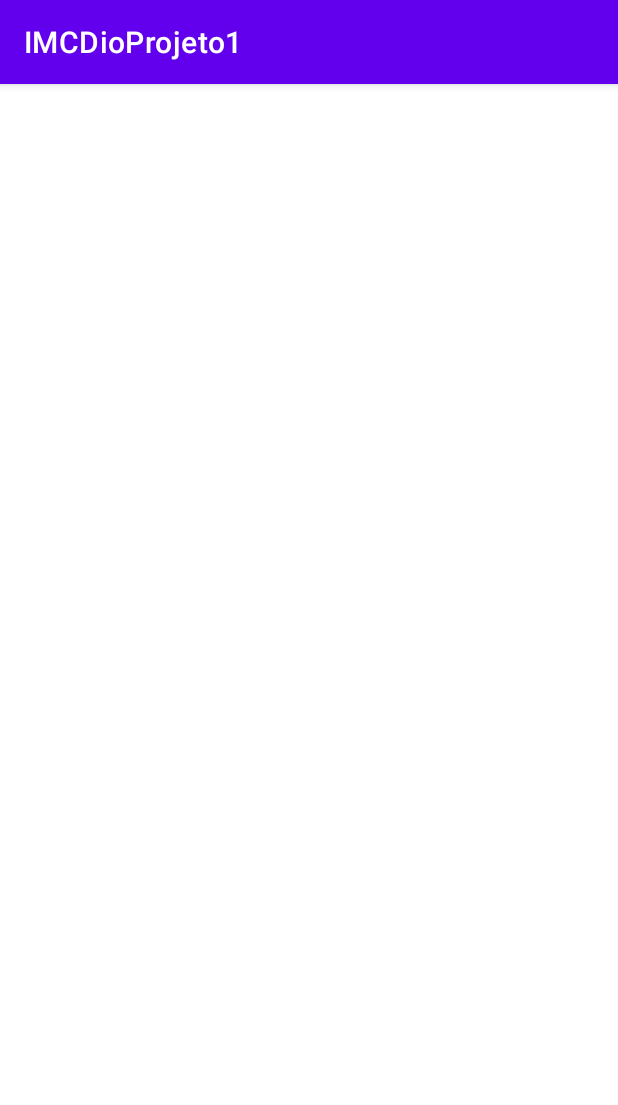
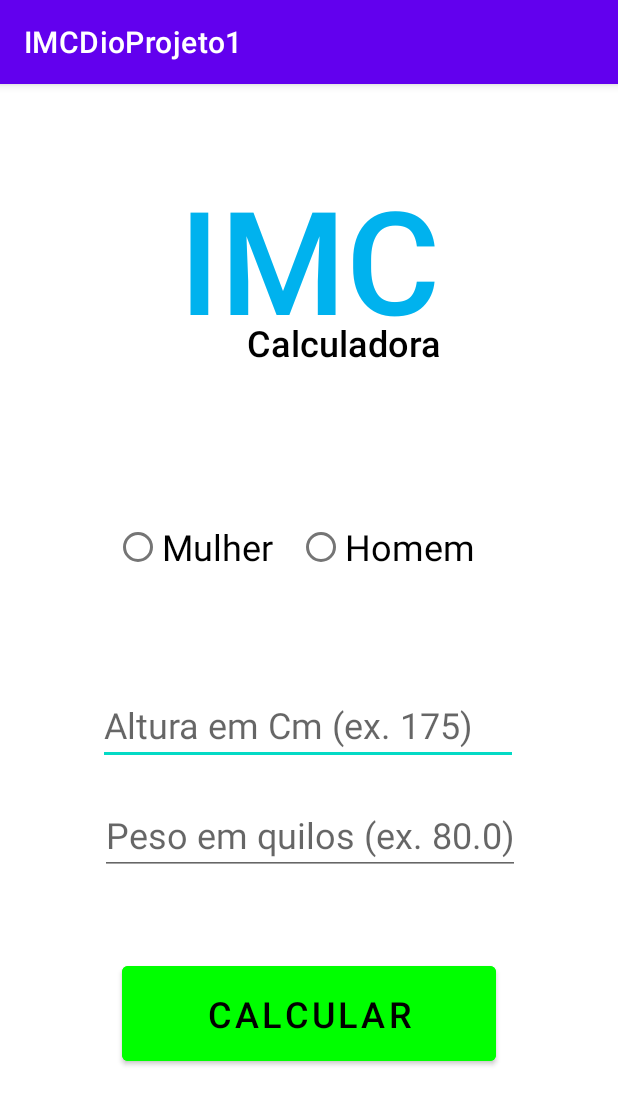
Before and after one commit to DuCrato/DioIMCCalculadora, an Android app: the screen it shows after launch (MainActivity), on a phone screen of 412 x 824 dp. Shown: the top 1105 px of the screen. Run offline under Robolectric (Android 15) with nearby library versions, the phone set to English and light mode, and no system bars.

Commit message:
Tela inicial feita

```diff
--- a/app/src/main/res/layout/activity_main.xml
+++ b/app/src/main/res/layout/activity_main.xml
@@ -4,4 +4,98 @@
     xmlns:tools="http://schemas.android.com/tools"
     android:layout_width="match_parent"
     android:layout_height="match_parent"
-    tools:context=".MainActivity"/>
+    tools:context=".MainActivity">
+
+    <TextView
+        android:id="@+id/textViewIMC"
+        android:layout_width="wrap_content"
+        android:layout_height="wrap_content"
+        android:layout_marginTop="52dp"
+        android:fontFamily="sans-serif-medium"
+        android:text="IMC"
+        android:textColor="#00B2EE"
+        android:textSize="96sp"
+        app:layout_constraintEnd_toEndOf="parent"
+        app:layout_constraintStart_toStartOf="parent"
+        app:layout_constraintTop_toTopOf="parent" />
+
+    <TextView
+        android:id="@+id/textViewCalculadora"
+        android:layout_width="wrap_content"
+        android:layout_height="wrap_content"
+        android:layout_marginTop="156dp"
+        android:fontFamily="sans-serif-medium"
+        android:text="Calculadora"
+        android:textColor="#000000"
+        android:textSize="24sp"
+        app:layout_constraintEnd_toEndOf="parent"
+        app:layout_constraintHorizontal_bias="0.583"
+        app:layout_constraintStart_toStartOf="parent"
+        app:layout_constraintTop_toTopOf="parent" />
+
+    <RadioButton
+        android:id="@+id/radioBtMulher"
+        android:layout_width="wrap_content"
+        android:layout_height="wrap_content"
+        android:layout_marginStart="76dp"
+        android:layout_marginTop="96dp"
+        android:text="Mulher"
+        android:textSize="24sp"
+        app:layout_constraintStart_toStartOf="parent"
+        app:layout_constraintTop_toBottomOf="@+id/textViewCalculadora" />
+
+    <RadioButton
+        android:id="@+id/radioBtHomem"
+        android:layout_width="wrap_content"
+        android:layout_height="wrap_content"
+        android:layout_marginTop="96dp"
+        android:text="Homem"
+        android:textSize="24sp"
+        app:layout_constraintEnd_toEndOf="parent"
+        app:layout_constraintHorizontal_bias="0.142"
+        app:layout_constraintStart_toEndOf="@+id/radioBtMulher"
+        app:layout_constraintTop_toBottomOf="@+id/textViewCalculadora" />
+
+    <EditText
+        android:id="@+id/editTextAltura"
+        android:layout_width="wrap_content"
+        android:layout_height="wrap_content"
+        android:layout_marginTop="68dp"
+        android:ems="10"
+        android:hint="Altura em Cm (ex. 175)"
+        android:inputType="textPersonName"
+        android:textSize="24sp"
+        app:layout_constraintEnd_toEndOf="parent"
+        app:layout_constraintHorizontal_bias="0.496"
+        app:layout_constraintStart_toStartOf="parent"
+        app:layout_constraintTop_toBottomOf="@+id/radioBtHomem" />
+
+    <EditText
+        android:id="@+id/editTextPeso"
+        android:layout_width="wrap_content"
+        android:layout_height="wrap_content"
+        android:layout_marginTop="20dp"
+        android:ems="10"
+        android:hint="Peso em quilos (ex. 80.0)"
+        android:inputType="textPersonName"
+        android:textSize="24sp"
+        app:layout_constraintEnd_toEndOf="parent"
+        app:layout_constraintHorizontal_bias="0.503"
+        app:layout_constraintStart_toStartOf="parent"
+        app:layout_constraintTop_toBottomOf="@+id/editTextAltura" />
+
+    <Button
+        android:id="@+id/btCalcular"
+        android:layout_width="249dp"
+        android:layout_height="75dp"
+        android:layout_marginBottom="56dp"
+        android:backgroundTint="#00FF00"
+        android:text="Calcular"
+        android:textColor="#000000"
+        android:textSize="24sp"
+        app:layout_constraintBottom_toBottomOf="parent"
+        app:layout_constraintEnd_toEndOf="parent"
+        app:layout_constraintHorizontal_bias="0.498"
+        app:layout_constraintStart_toStartOf="parent"
+        app:layout_constraintTop_toBottomOf="@+id/editTextPeso" />
+</androidx.constraintlayout.widget.ConstraintLayout>
```
